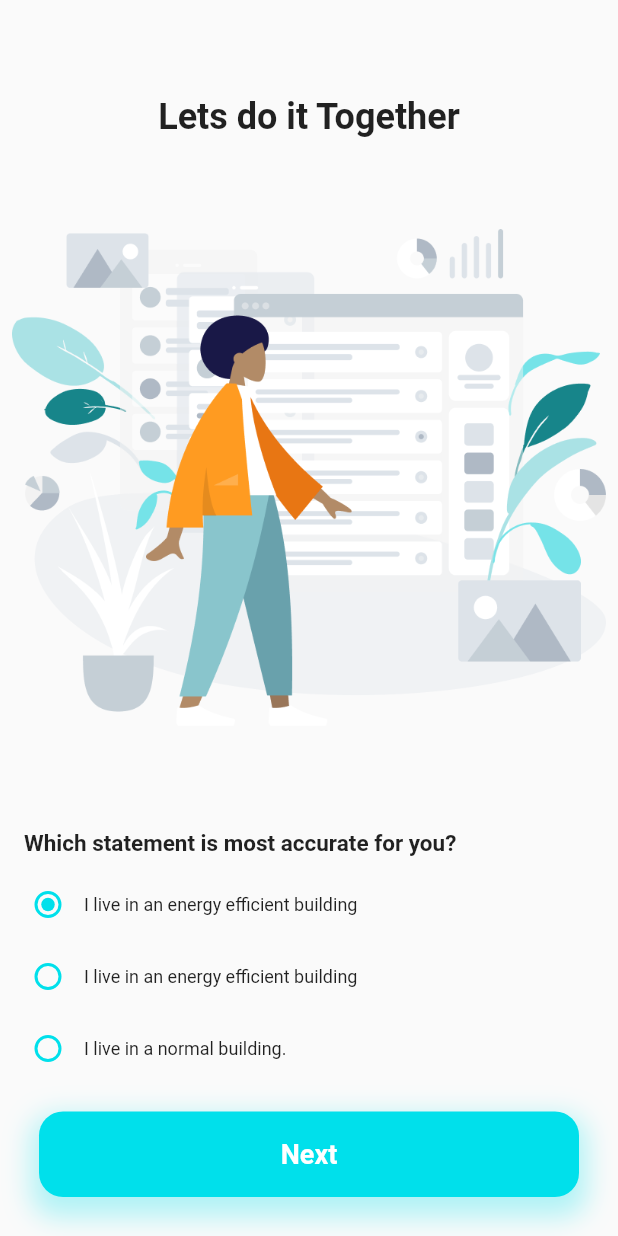
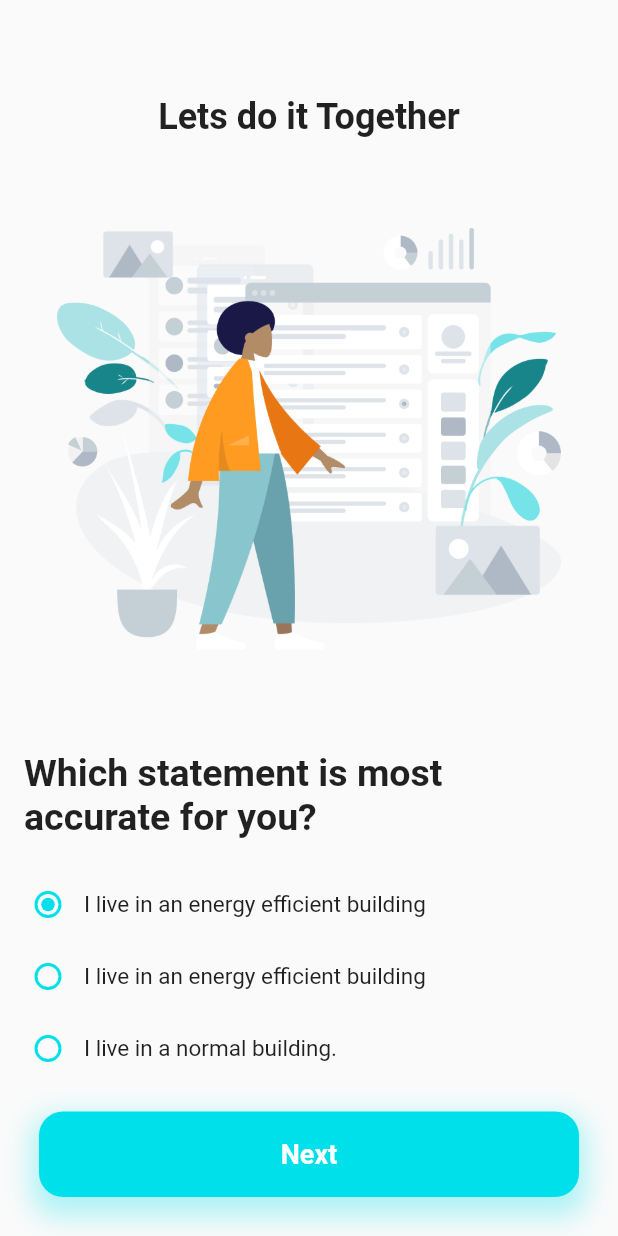
Before and after one commit to Envoclub/Envo_Mobile_App, a Flutter app: the screen it shows after launch, after a tap on "Let's Start", on a phone screen of 412 x 824 dp. Run offline on Flutter 3.47's test engine with Material 2 defaults, Android fonts, the phone set to English and light mode, and no system bars; our stand-ins replace email_validator, flutter_bloc, flutter_secure_storage, flutter_svg, get, google_fonts and 3 more; Roboto replaces fonts that are missing (Ubuntu).

Commit message:
fix:UI changes

```diff
--- a/lib/modules/create_post/view.dart
+++ b/lib/modules/create_post/view.dart
@@ -19,13 +19,13 @@ class CreatePostView extends GetView<CreatePostController> {
         child: Obx(() => Stack(
               alignment: Alignment.bottomCenter,
               children: [
-                Container(
+                Container(color: Colors.black,
                   height: double.maxFinite,
                   width: double.maxFinite,
                   child: controller.image.value != null
                       ? Image.file(
                           File(controller.image.value!.path),
-                          fit: BoxFit.fill,
+
                         )
                       : SizedBox.shrink(),
                 ),
--- a/lib/modules/tour/view.dart
+++ b/lib/modules/tour/view.dart
@@ -1,4 +1,5 @@
 import 'dart:developer';
+import 'dart:ui';
 
 import 'package:envo_mobile/modules/auth_module/auth_screens/auth_helper_widgets.dart';
 import 'package:envo_mobile/modules/tour/controller.dart';
@@ -6,6 +7,8 @@ import 'package:envo_mobile/utils/meta_colors.dart';
 import 'package:flutter/material.dart';
 import 'package:flutter/src/widgets/framework.dart';
 import 'package:get/get.dart';
+import 'package:google_fonts/google_fonts.dart';
+import 'package:video_player/video_player.dart';
 
 import '../../utils/meta_assets.dart';
 
@@ -23,6 +26,17 @@ class _TourViewState extends State<TourView> {
       appBar: AppBar(),
       body: !start
           ? Container(
+              child: Stack(
+                children: [
+                  DecoratedBox(
+                      position: DecorationPosition.foreground,
+                      decoration: BoxDecoration(
+                          gradient: RadialGradient(
+                              radius: 1.5,
+                              colors: [Colors.transparent, Colors.black87])),
+                      child: SplashVideo()),
+                  BackdropFilter(
+                    filter: ImageFilter.blur(sigmaX: 0, sigmaY: 0),
                     child: Padding(
                       padding: const EdgeInsets.all(8.0),
                       child: Column(
@@ -33,7 +47,8 @@ class _TourViewState extends State<TourView> {
                               mainAxisAlignment: MainAxisAlignment.center,
                               children: [
                                 SizedBox(
-                              height: MediaQuery.of(context).size.height * .05),
+                                    height: MediaQuery.of(context).size.height *
+                                        .05),
                                 Row(
                                   mainAxisAlignment: MainAxisAlignment.center,
                                   children: [
@@ -48,19 +63,31 @@ class _TourViewState extends State<TourView> {
                                     SizedBox(
                                       width: 10,
                                     ),
-                              TitleWidget(
-                                title: "envo",
-                                isLogo: true,
+                                    Text(
+                                      "envo",
+                                      style: GoogleFonts.poppins(
+                                          fontSize: 50,
+                                          fontWeight: FontWeight.w500,
+                                          color: Colors.white),
                                     )
                                   ],
                                 ),
                                 Padding(
                                   padding: const EdgeInsets.all(8.0),
-                            child: SubtitleWidget(
-                                title: "Help Earth, Get Rewards"),
+                                  child: Padding(
+                                    padding: const EdgeInsets.all(8.0),
+                                    child: Text(
+                                      "Help Earth, Get Rewards",
+                                      style: TextStyle(
+                                          color: Colors.white.withOpacity(0.7),
+                                          fontWeight: FontWeight.w500,
+                                          fontSize: 13),
+                                    ),
+                                  ),
                                 ),
                                 SizedBox(
-                              height: MediaQuery.of(context).size.height * .1),
+                                    height: MediaQuery.of(context).size.height *
+                                        .1),
                               ],
                             ),
                           )),
@@ -73,6 +100,9 @@ class _TourViewState extends State<TourView> {
                               label: "Let's Start")
                         ],
                       ),
+                    ),
+                  ),
+                ],
               ),
             )
           : Obx(() => PageView.builder(
@@ -94,18 +124,21 @@ class _TourViewState extends State<TourView> {
                                     fontSize: 24, fontWeight: FontWeight.w700),
                               ),
                               Expanded(
+                                  child: Padding(
+                                    padding: const EdgeInsets.all(30.0),
                                     child: Image.asset(controller
-                                      .tourPages.value![pageIndex].imageUrl)),
+                                        .tourPages.value![pageIndex].imageUrl),
+                                  )),
                               Obx(
                                 () => Align(
                                   alignment: Alignment.centerLeft,
                                   child: Padding(
-                                    padding: const EdgeInsets.all(8.0),
+                                    padding: const EdgeInsets.all(8.0).copyWith(bottom: 20),
                                     child: Text(
                                       controller.tourPages.value![pageIndex]
                                           .survey.value!.question,
                                       style: TextStyle(
-                                          fontSize: 15,
+                                          fontSize: 25,
                                           fontWeight: FontWeight.w600),
                                     ),
                                   ),
@@ -159,7 +192,7 @@ class _TourViewState extends State<TourView> {
                                                         .value!
                                                         .options[index],
                                                     style:
-                                                        TextStyle(fontSize: 12),
+                                                        TextStyle(fontSize: 15),
                                                   ),
                                                 ],
                                               ),
@@ -178,3 +211,48 @@ class _TourViewState extends State<TourView> {
     );
   }
 }
+
+class SplashVideo extends StatefulWidget {
+  @override
+  _SplashVideoState createState() => _SplashVideoState();
+}
+
+class _SplashVideoState extends State<SplashVideo> {
+  late VideoPlayerController _controller;
+
+  @override
+  void initState() {
+    super.initState();
+    _controller = VideoPlayerController.asset(MetaAssets.splashVideo);
+
+    _controller.addListener(() {
+      setState(() {});
+    });
+    _controller.setLooping(true);
+    _controller.initialize().then((_) => setState(() {}));
+    _controller.play();
+  }
+
+  @override
+  void dispose() {
+    _controller.dispose();
+    super.dispose();
+  }
+
+  @override
+  Widget build(BuildContext context) {
+    return SingleChildScrollView(
+      child: Container(
+        child: AspectRatio(
+          aspectRatio: MediaQuery.of(context).size.aspectRatio,
+          child: Stack(
+            alignment: Alignment.bottomCenter,
+            children: <Widget>[
+              VideoPlayer(_controller),
+            ],
+          ),
+        ),
+      ),
+    );
+  }
+}
--- a/lib/repositories/auth_repository.dart
+++ b/lib/repositories/auth_repository.dart
@@ -28,9 +28,7 @@ class AuthRepository {
   login(String email, String password) async {
     var params = {"email": email, "password": password};
     var headers = {
-      // "Authorization": "Bearer " + accessToken!,
-      // "Access-Control-Allow-Origin": "*",
-      'Accept': 'application/json',
+
       "Content-Type": "application/json"
     };
     try {
--- a/lib/utils/meta_assets.dart
+++ b/lib/utils/meta_assets.dart
@@ -8,7 +8,8 @@ class MetaAssets {
   static const String tourThree = 'assets/tour_three.png';
   static const String userDetailsBackground =
       'assets/user_details_background.png';
-      static const String rewardImage='assets/reward_one.png';
+  static const String rewardImage = 'assets/reward_one.png';
+  static const String splashVideo = 'assets/waterfall.mp4';
 
   //bottom icons
 
@@ -18,5 +19,5 @@ class MetaAssets {
   static const String footprint = 'assets/footprint.svg';
   static const String activeFeet = 'assets/footprint_image.svg';
   static const String inActiveFeet = 'assets/inactive_feet.svg';
-  static const String crownAsset='assets/green_crown.json';
+  static const String crownAsset = 'assets/green_crown.json';
 }
--- a/pubspec.yaml
+++ b/pubspec.yaml
@@ -50,6 +50,7 @@ dependencies:
   lottie: ^2.3.0
   get: ^4.6.5
   ntp: ^2.0.0
+  video_player: ^2.6.1
 
 
 dev_dependencies:
```
Also changed, not shown: pubspec.lock, 3 other files. Lines whose indentation alone changed are shown as unchanged.
